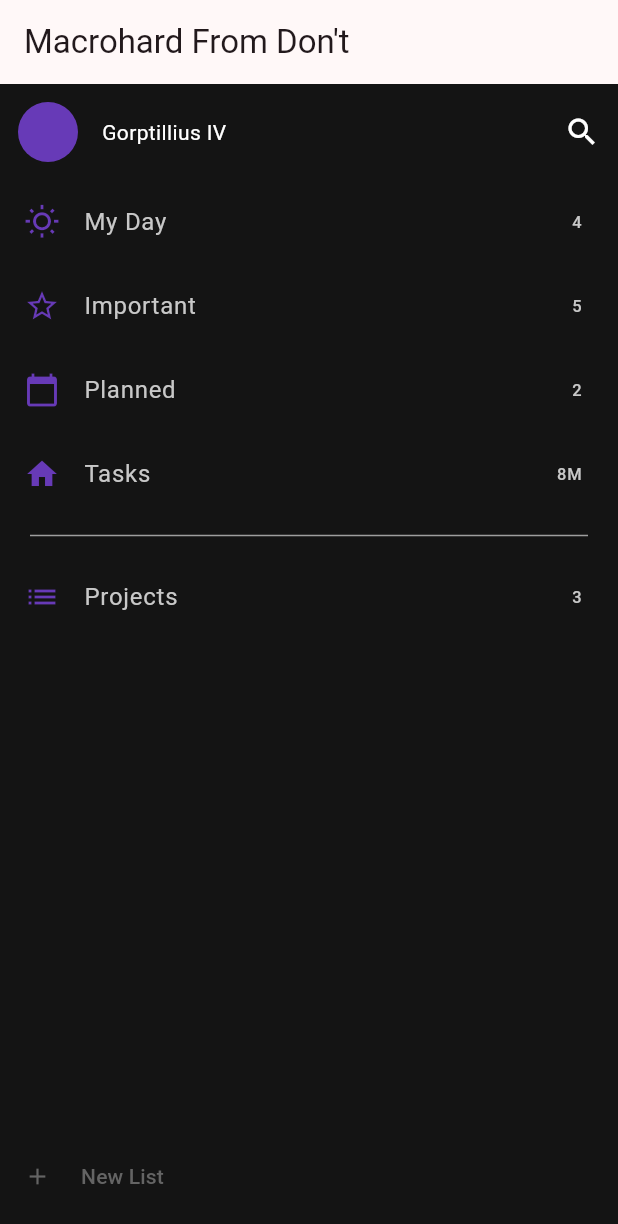
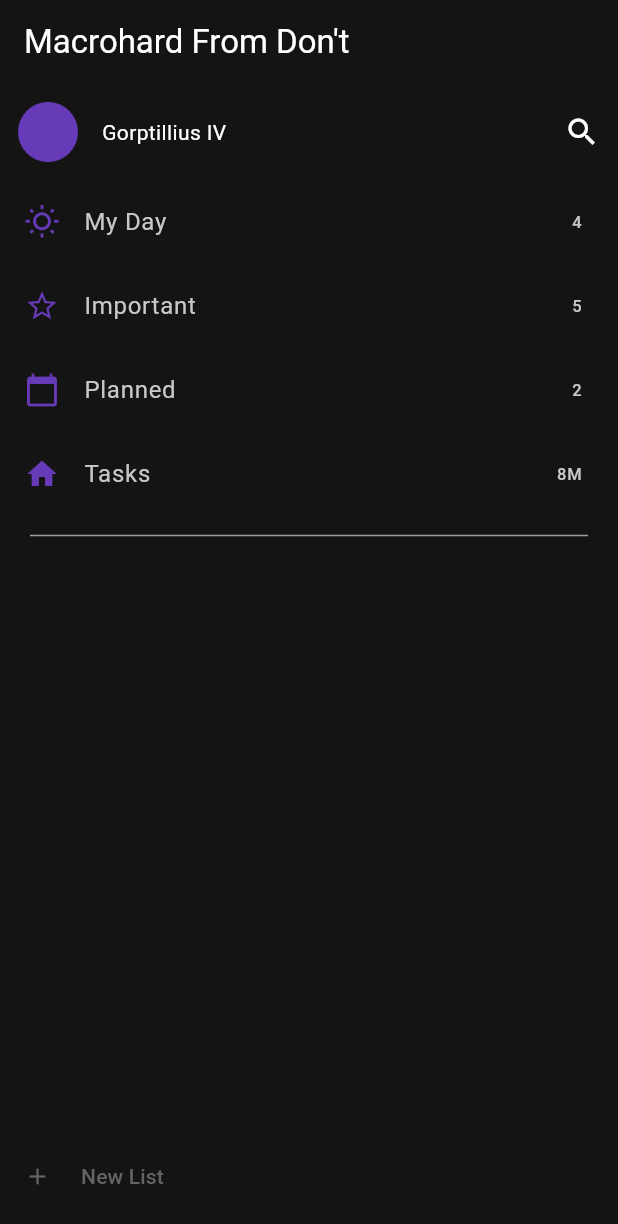
Before and after one commit to DerekBrandon0811/LearnFlutter, a Flutter app: the screen it shows after launch, after a tap on "New List", on a phone screen of 412 x 824 dp. Shown: the top 1224 px of the screen. Run offline on Flutter 3.47's test engine with Material 2 defaults, Android fonts, the phone set to English and light mode, and no system bars.

```diff
--- a/my_app/lib/main.dart
+++ b/my_app/lib/main.dart
@@ -57,6 +57,26 @@ class MyHomePage extends StatefulWidget {
 }
 
 class _MyHomePageState extends State<MyHomePage> {
+  late List<Widget> myListTiles;
+
+  @override
+  void initState() {
+    super.initState();
+    myListTiles = [
+      const ListItem(
+          title: "My Day", notifCount: "4", iconType: Icons.wb_sunny_outlined),
+      const ListItem(
+          title: "Important", notifCount: "5", iconType: Icons.star_border),
+      const ListItem(
+          title: "Planned", notifCount: "2", iconType: Icons.calendar_today),
+      const ListItem(title: "Tasks", notifCount: "8M", iconType: Icons.home),
+      const Padding(
+        padding: EdgeInsets.fromLTRB(20, 5, 20, 5),
+        child: Divider(color: Colors.grey),
+      ),
+    ];
+  }
+
   @override
   Widget build(BuildContext context) {
     // This method is rerun every time setState is called, for instance as done
@@ -68,8 +88,12 @@ class _MyHomePageState extends State<MyHomePage> {
     return Scaffold(
       backgroundColor: const Color.fromARGB(255, 20, 20, 20),
       appBar: AppBar(
-        title: const Text("Macrohard From Don't"),
+        title: const Text(
+          "Macrohard From Don't",
+          style: TextStyle(color: Colors.white),
+        ),
         centerTitle: false,
+        backgroundColor: const Color.fromARGB(255, 20, 20, 20),
       ),
       body: Center(
         child: Column(
@@ -114,46 +138,7 @@ class _MyHomePageState extends State<MyHomePage> {
               ],
             ),
             Flexible(
-              child: ListView(
-                children: const [
-                  ListTile(
-                    leading:
-                        Icon(Icons.wb_sunny_outlined, color: Colors.deepPurple),
-                    title: Text("My Day"),
-                    textColor: Color.fromARGB(255, 200, 200, 200),
-                    trailing: Text("4"),
-                  ),
-                  ListTile(
-                    leading: Icon(Icons.star_border, color: Colors.deepPurple),
-                    title: Text("Important"),
-                    textColor: Color.fromARGB(255, 200, 200, 200),
-                    trailing: Text("5"),
-                  ),
-                  ListTile(
-                    leading:
-                        Icon(Icons.calendar_today, color: Colors.deepPurple),
-                    title: Text("Planned"),
-                    textColor: Color.fromARGB(255, 200, 200, 200),
-                    trailing: Text("2"),
-                  ),
-                  ListTile(
-                    leading: Icon(Icons.home, color: Colors.deepPurple),
-                    title: Text("Tasks"),
-                    textColor: Color.fromARGB(255, 200, 200, 200),
-                    trailing: Text("8M"),
-                  ),
-                  Padding(
-                    padding: EdgeInsets.fromLTRB(20, 5, 20, 5),
-                    child: Divider(color: Colors.grey),
-                  ),
-                  ListTile(
-                    leading: Icon(Icons.list, color: Colors.deepPurple),
-                    title: Text("Projects"),
-                    textColor: Color.fromARGB(255, 200, 200, 200),
-                    trailing: Text("3"),
-                  ),
-                ],
-              ),
+              child: ListView(children: myListTiles),
             ),
           ],
         ),
@@ -163,10 +148,14 @@ class _MyHomePageState extends State<MyHomePage> {
         color: const Color.fromARGB(255, 20, 20, 20),
         padding: const EdgeInsets.fromLTRB(4, 0, 0, 0),
         child: TextButton(
-          onPressed: () => print("hi world"),
+          onPressed: () => setState(() {
+            myListTiles.add(ListItem(
+                title: "New Item ${myListTiles.length}",
+                notifCount: "0",
+                iconType: Icons.new_label_outlined));
+          }),
           style: ButtonStyle(
-            overlayColor: MaterialStateProperty.resolveWith<Color?>(
-                (Set<MaterialState> states) {
+            overlayColor: MaterialStateProperty.resolveWith<Color?>((_) {
               return Theme.of(context).colorScheme.background;
             }),
           ),
@@ -190,3 +179,29 @@ class _MyHomePageState extends State<MyHomePage> {
     );
   }
 }
+
+class ListItem extends StatelessWidget {
+  const ListItem(
+      {super.key,
+      required this.title,
+      required this.notifCount,
+      required this.iconType});
+
+  final String title;
+  final String notifCount;
+  final IconData iconType;
+
+  @override
+  Widget build(BuildContext context) {
+    return ListTile(
+      leading: Icon(iconType, color: Colors.deepPurple),
+      title: Text(title),
+      textColor: const Color.fromARGB(255, 200, 200, 200),
+      trailing: Text(notifCount),
+    );
+  }
+}
+
+// Darken New List on hover
+// Add New List functionality
+// Dynamically add TodoLists to ListView when New List button clicked
--- a/my_app/pubspec.yaml
+++ b/my_app/pubspec.yaml
@@ -1,4 +1,4 @@
-name: my_app
+name: macrohard
 description: A new Flutter project.
 # The following line prevents the package from being accidentally published to
 # pub.dev using `flutter pub publish`. This is preferred for private packages.
```
Also changed, not shown: 1 other file.
